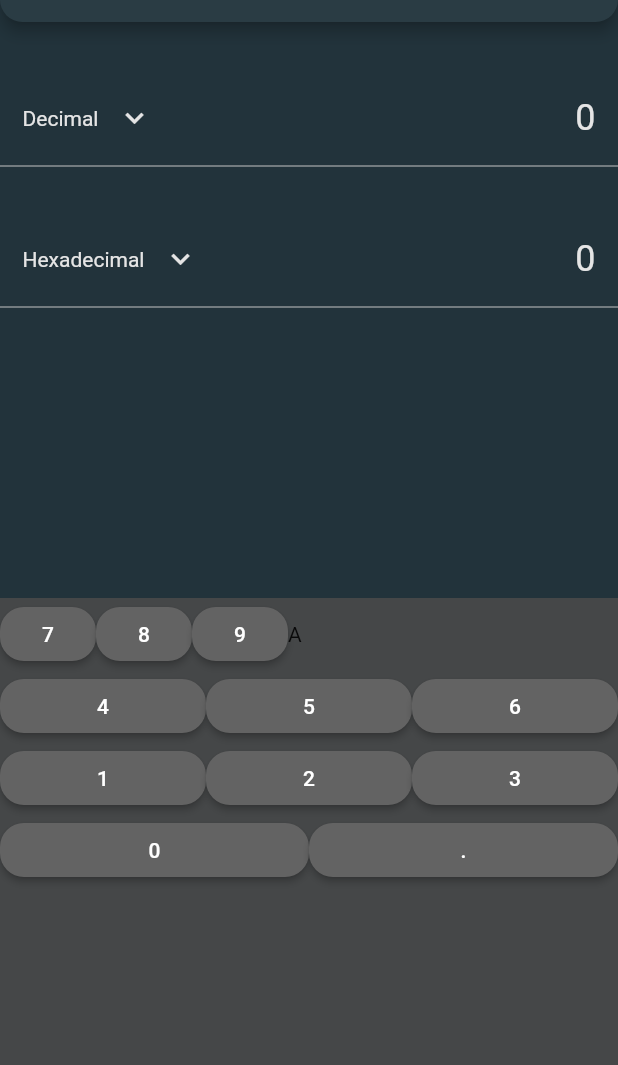
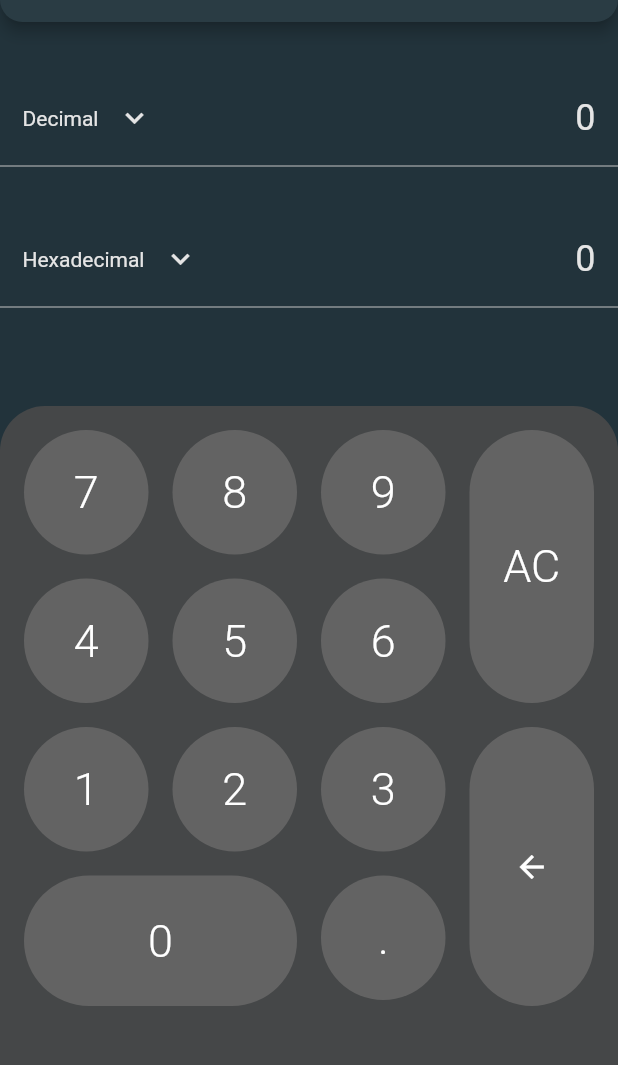
Before and after one commit to ffidni/number-conversion, a Flutter app: the screen it shows after launch, on a phone screen of 412 x 824 dp, the part 62-1127 px from its top. Run offline on Flutter 3.47's test engine with Material 2 defaults, Android fonts, the light colour scheme and no system bars.

Commit message:
Adding buttons"

```diff
--- a/lib/utils/keyboard.dart
+++ b/lib/utils/keyboard.dart
@@ -6,25 +6,78 @@ class Key extends StatelessWidget {
   var parent;
   Key(this.value, this.parent);
 
+  Widget _button() {
+    return Padding(
+      padding: const EdgeInsets.all(8),
+      child: Material(
+        borderRadius: BorderRadius.all(Radius.circular(100)), // Circular
+        color: Color(0xff636363),
+        child: CircleAvatar(
+          backgroundColor: Colors.transparent,
+          child: LayoutBuilder(
+              builder: (BuildContext context, BoxConstraints constraints) {
+            return InkWell(
+              // Ripple Effect
+              borderRadius: BorderRadius.all(Radius.circular(100)),
+              onTap: () {},
+              child: Container(
+                // For ripple area
+                width: constraints.maxWidth,
+                height: constraints.maxHeight,
+                alignment: Alignment.center,
+                child: Text(
+                  value,
+                  style: TextStyle(
+                    color: Colors.white,
+                    fontSize: 30.0,
+                    fontWeight: FontWeight.w300,
+                  ),
+                ),
+              ),
+            );
+          }),
+        ),
+      ),
+    );
+  }
+
+  Widget longButton() {
+    return Container(
+      margin: EdgeInsets.fromLTRB(8, 8, 8, 4),
+      decoration: BoxDecoration(
+        color: Color(0xff636363),
+        borderRadius: value == "undo" || value == "AC" || value == "0"
+            ? value == "undo"
+                ? BorderRadius.horizontal(
+                    left: Radius.circular(100),
+                    right: Radius.circular(100),
+                  )
+                : BorderRadius.vertical(
+                    top: Radius.circular(100), bottom: Radius.circular(100))
+            : null,
+      ),
+      child: TextButton(
+        onPressed: () {},
+        child: value == "undo"
+            ? Icon(
+                Icons.arrow_back,
+                color: Colors.white,
+              )
+            : Text(
+                value,
+                style: TextStyle(
+                  color: Colors.white,
+                  fontSize: 30.0,
+                  fontWeight: FontWeight.w300,
+                ),
+              ),
+      ),
+    );
+  }
+
   @override
   Widget build(BuildContext context) {
-    return ElevatedButton(
-      onPressed: () {},
-      child: value != "undo"
-          ? Text(
-              value,
-              style: TextStyle(color: Colors.white),
-            )
-          : Icon(Icons.arrow_back),
-      style: ButtonStyle(
-        shape: MaterialStateProperty.all(
-          RoundedRectangleBorder(
-            borderRadius: new BorderRadius.circular(16),
-          ),
-        ),
-        backgroundColor: MaterialStateProperty.all(Color(0xff636363)),
-      ),
-    );
+    return ["undo", "ac", "0"].contains(value) ? longButton() : _button();
   }
 }
 
@@ -46,70 +99,45 @@ class _KeyboardState extends State<Keyboard> {
   void initState() {
     super.initState();
     keys = [
-      Expanded(child: Key("7", parent)),
-      Expanded(child: Key("8", parent)),
-      Expanded(child: Key("9", parent)),
-      Expanded(child: Key("AC", parent)),
-      Expanded(child: Key("4", parent)),
-      Expanded(child: Key("5", parent)),
-      Expanded(child: Key("6", parent)),
-      Expanded(child: Key("1", parent)),
-      Expanded(child: Key("2", parent)),
-      Expanded(child: Key("3", parent)),
-      Expanded(child: Key("undo", parent)),
-      Expanded(child: Key("0", parent)),
-      Expanded(child: Key(".", parent))
+      Key("7", parent),
+      Key("8", parent),
+      Key("9", parent),
+      Key("AC", parent),
+      Key("4", parent),
+      Key("5", parent),
+      Key("6", parent),
+      Key("1", parent),
+      Key("2", parent),
+      Key("3", parent),
+      Key("undo", parent),
+      Key("0", parent),
+      Key(".", parent)
     ];
   }
 
   @override
   Widget build(BuildContext context) {
     return Expanded(
+      flex: 2,
       child: Container(
         width: double.infinity,
-        height: double.infinity,
+        height: 50,
         decoration: BoxDecoration(
           color: Color(0xff454748),
+          borderRadius: BorderRadius.only(
+            topRight: Radius.circular(30),
+            topLeft: Radius.circular(30),
+          ),
         ),
-        child: Column(
-          children: [
-            Row(
-              children: [
-                Row(
-                  children: [
-                    keys[0],
-                    keys[1],
-                    keys[2],
-                  ],
-                ),
-                Column(
-                  children: [
-                    Text("A"),
-                  ],
-                ),
-              ],
-            ),
-            Row(
-              children: [
-                keys[4],
-                keys[5],
-                keys[6],
-              ],
-            ),
-            Row(
-              children: [
-                keys[7],
-                keys[8],
-                keys[9],
-              ],
-            ),
-            Row(
-              children: [
-                keys[11],
-                keys[12],
-              ],
-            ),
-          ],
+        child: StaggeredGridView.countBuilder(
+          shrinkWrap: true,
+          physics: NeverScrollableScrollPhysics(),
+          padding: EdgeInsets.all(8),
+          itemCount: keys.length,
+          crossAxisCount: 4,
+          itemBuilder: (context, index) => keys[index],
+          staggeredTileBuilder: (index) => StaggeredTile.count(
+              index == 11 ? 2 : 1, index == 3 || index == 10 ? 2 : 1),
         ),
       ),
     );
```
Also changed, not shown: lib/utils/test.dart (added, +229 -0 lines).
